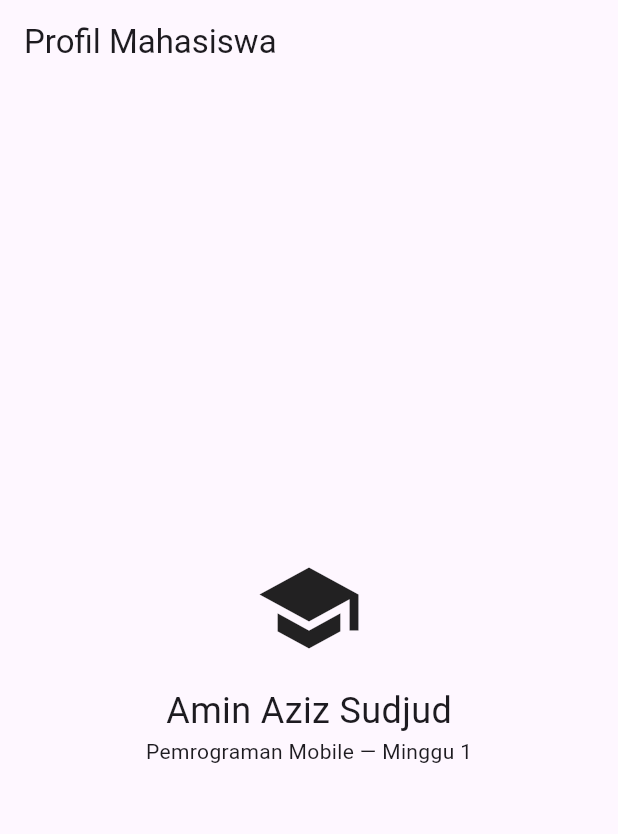
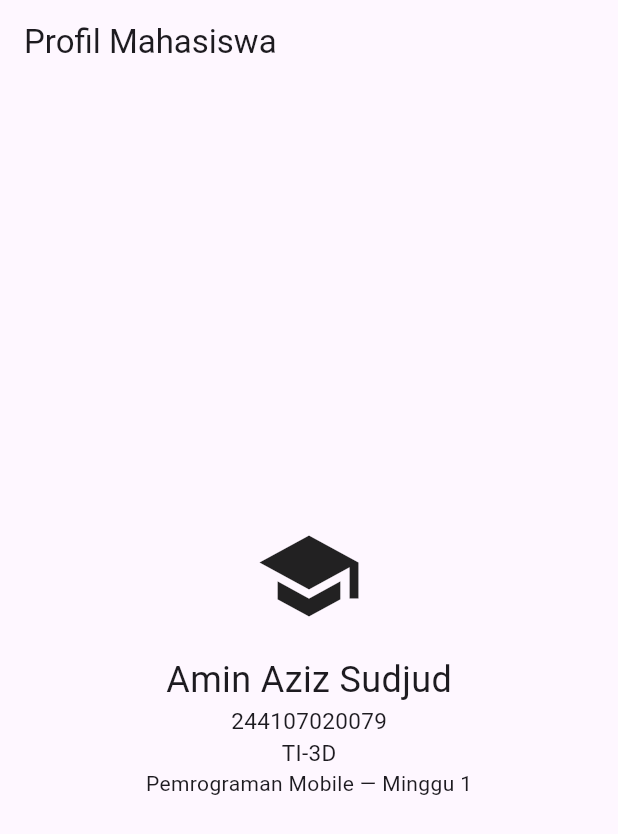
Before and after one commit to Minzizz/244107020079-mobile-course, a Flutter app: the screen it shows after launch, on a phone screen of 412 x 824 dp. Shown: the top 834 px of the screen. Run offline on Flutter 3.47's test engine with Material 3 defaults, Android fonts, the phone set to English and light mode, and no system bars.

Commit message:
chore: Menyelesaikan mini assignment dan refleksi

```diff
--- a/01-week-1-mobile-development-ecosystem-flutter-refresh/lib/main.dart
+++ b/01-week-1-mobile-development-ecosystem-flutter-refresh/lib/main.dart
@@ -15,6 +15,8 @@ class MyApp extends StatelessWidget {
             Icon(Icons.school, size: 72),
             SizedBox(height: 16),
             Text('Amin Aziz Sudjud', style: TextStyle(fontSize: 24)),
+            Text('244107020079', style: TextStyle(fontSize: 15)),
+            Text('TI-3D', style: TextStyle(fontSize: 15)),
             Text('Pemrograman Mobile — Minggu 1'),
           ]),
         ),
```
Also changed, not shown: 8 other files.
